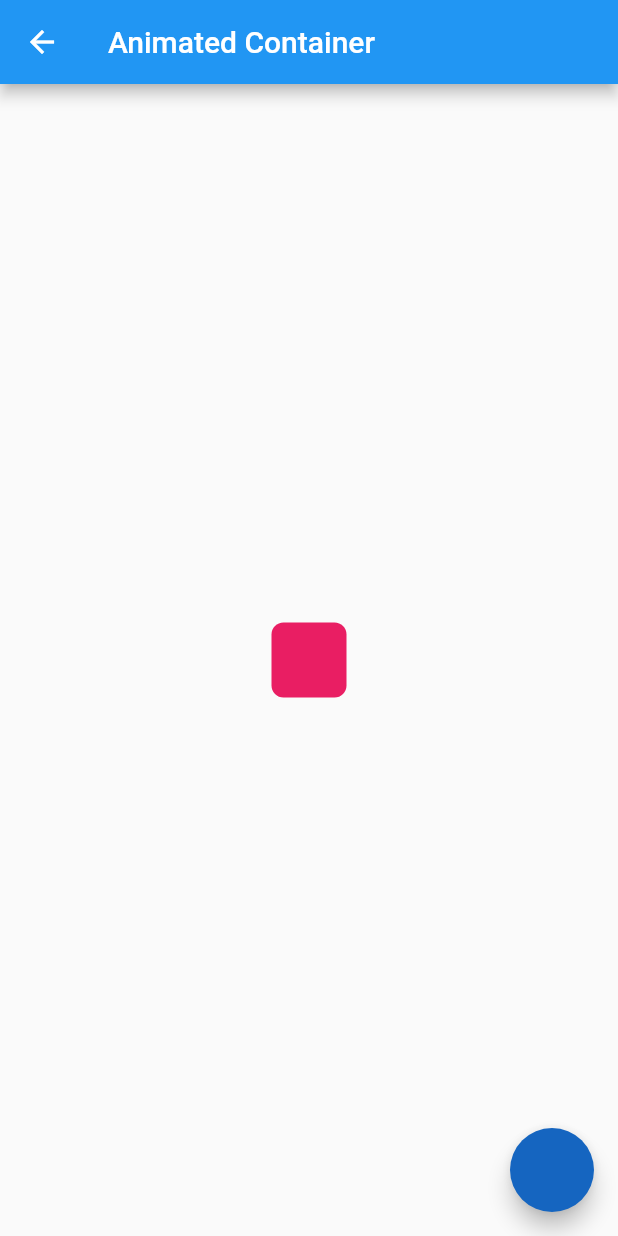
After one commit to alemrn/FlutterApplications, a Flutter app: the AnimatedContaierPage screen opened by its route, on a phone screen of 412 x 824 dp. The commit adds this screen. Run offline on Flutter 3.47's test engine with Material 2 defaults, Android fonts, the phone set to English and light mode, and no system bars.

Commit message:
Changes and adding new pages

```diff
--- a/app2samples/app2samples/data/menu_opts.json
+++ b/app2samples/app2samples/data/menu_opts.json
@@ -15,6 +15,11 @@
             "ruta" : "card",
             "icon" : "folder_open",
             "texto": "Cards - Tarjetas"
+        },
+        {
+            "ruta" : "animatedContainer",
+            "icon" : "donut_large",
+            "texto": "Animated Container"
         }
     ]
 }
--- /dev/null
+++ b/app2samples/app2samples/lib/src/Pages/animated_contained.dart
@@ -0,0 +1,42 @@
+import 'package:flutter/material.dart';
+
+class AnimatedContaierPage extends StatefulWidget {
+  AnimatedContaierPage({Key key}) : super(key: key);
+
+  @override
+  _AnimatedContaierPageState createState() => _AnimatedContaierPageState();
+}
+
+class _AnimatedContaierPageState extends State<AnimatedContaierPage> {
+  double _width = 50.0;
+  double _height = 50.0;
+  Color _color = Colors.pink;
+  BorderRadiusGeometry _borderadius = BorderRadius.circular(8.0);
+
+  @override
+  Widget build(BuildContext context) {
+    return Scaffold(
+      appBar: AppBar(
+        title: Text('Animated Container'),
+      ),
+      body: Center(
+        child: Container(
+          width: _width,
+          height: _height,
+          decoration: BoxDecoration(borderRadius: _borderadius, color: _color),
+        ),
+      ),
+      floatingActionButton: FloatingActionButton(
+        onPressed: () {
+          setState(() {
+            double _width = 20.0;
+            double _height = 100.0;
+            Color _color = Colors.white60;
+            BorderRadiusGeometry _borderadius = BorderRadius.circular(10.0);
+          });
+        },
+        backgroundColor: Colors.blue[800],
+      ),
+    );
+  }
+}
--- a/app2samples/app2samples/lib/src/routes/routes.dart
+++ b/app2samples/app2samples/lib/src/routes/routes.dart
@@ -1,3 +1,4 @@
+import 'package:app2samples/src/Pages/animated_contained.dart';
 import 'package:app2samples/src/Pages/card_page.dart';
 import 'package:flutter/material.dart';
 
@@ -11,5 +12,6 @@ Map<String, WidgetBuilder> getApplicationRoutes() {
     'alert': (BuildContext context) => AlertPage(),
     'avatar': (BuildContext context) => AvatarPage(),
     'card': (BuildContext context) => CardPage(),
+    'animatedContainer': (BuildContext) => AnimatedContaierPage(),
   };
 }
--- a/app2samples/app2samples/lib/src/utils/icon_string_util.dart
+++ b/app2samples/app2samples/lib/src/utils/icon_string_util.dart
@@ -4,6 +4,7 @@ final _icons = <String, IconData>{
   'add_alert': Icons.add_alert,
   'accessibility': Icons.accessibility,
   'folder_open': Icons.folder_open,
+  'donut_large': Icons.donut_large,
 };
 
 Icon getIcon(String iconName) {
```
Also changed, not shown: app2samples/app2samples/lib/src/Pages/avatar_page.dart (+27 -1 lines).
